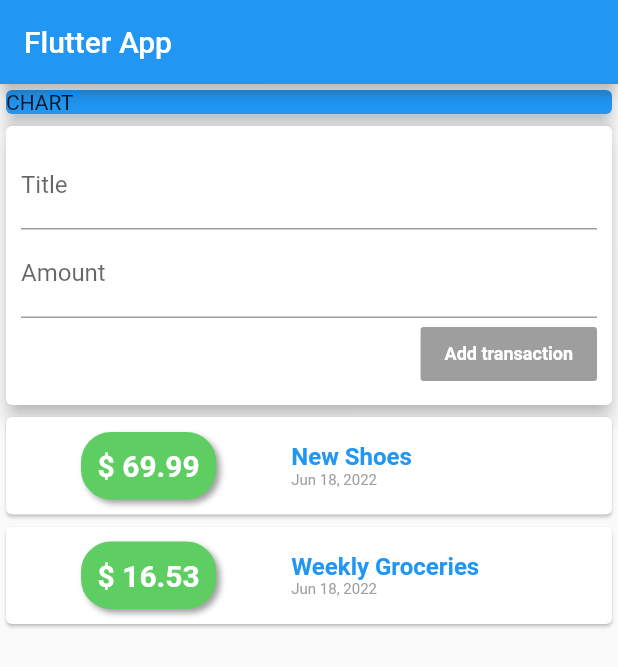
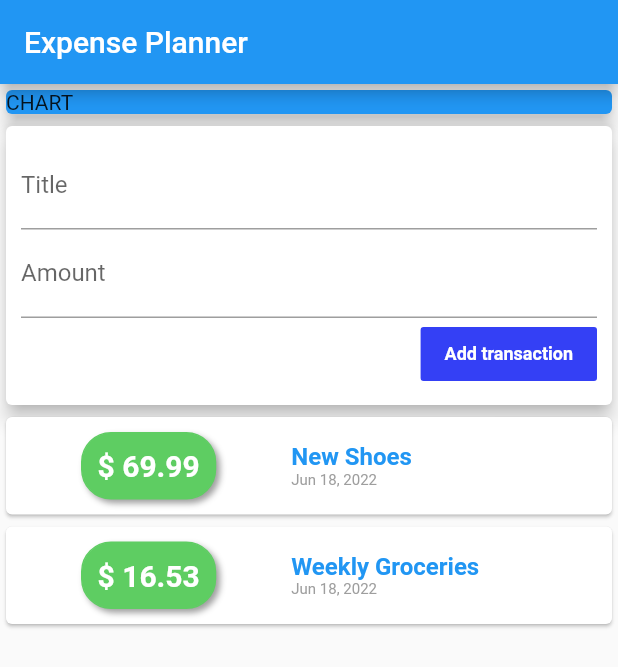
Before and after one commit to piyushlakheda/expense-planner, a Flutter app: the screen it shows after launch, on a phone screen of 412 x 824 dp. Shown: the top 667 px of the screen. Run offline on Flutter 3.47's test engine with Material 2 defaults, Android fonts, the phone set to English and light mode, and no system bars.

```diff
--- a/lib/main.dart
+++ b/lib/main.dart
@@ -1,8 +1,7 @@
-// ignore_for_file: prefer_const_constructors, sort_child_properties_last, sized_box_for_whitespace, avoid_unnecessary_containers, prefer_const_literals_to_create_immutables, use_key_in_widget_constructors
+// ignore_for_file: prefer_const_constructors, sort_child_properties_last, sized_box_for_whitespace, avoid_unnecessary_containers, prefer_const_literals_to_create_immutables, use_key_in_widget_constructors, avoid_print, non_constant_identifier_names
 
-import 'transaction.dart';
+import 'package:expense_planner/user_transaction.dart';
 import 'package:flutter/material.dart';
-import 'package:intl/intl.dart ';
 
 void main() => runApp(MyApp());
 
@@ -10,35 +9,21 @@ class MyApp extends StatelessWidget {
   @override
   Widget build(BuildContext context) {
     return MaterialApp(
-      title: 'Flutter App',
+      title: 'Expense Planner',
       home: MyHomePage(),
     );
   }
 }
 
 class MyHomePage extends StatelessWidget {
-  final List<Transaction> transactions = [
-    Transaction(
-      id: 'ti',
-      title: 'New Shoes',
-      amount: 69.99,
-      date: DateTime.now(),
-    ),
-    Transaction(
-      id: 't2',
-      title: 'Weekly Groceries',
-      amount: 16.53,
-      date: DateTime.now(),
-    )
-  ];
-
   @override
   Widget build(BuildContext context) {
     return Scaffold(
       appBar: AppBar(
-        title: const Text('Flutter App'),
+        title: const Text('Expense Planner'),
       ),
-      body: Column(
+      body: SingleChildScrollView(
+        child: Column(
           crossAxisAlignment: CrossAxisAlignment.stretch,
           children: <Widget>[
             Container(
@@ -49,95 +34,9 @@ class MyHomePage extends StatelessWidget {
                 elevation: 5,
               ),
             ),
-          Card(
-            elevation: 5,
-            child: Container(
-              padding: EdgeInsets.all(10),
-              child: Column(
-                crossAxisAlignment: CrossAxisAlignment.end,
-                children: <Widget>[
-                  TextField(
-                    decoration: InputDecoration(labelText: 'Title'),
-                  ),
-                  TextField(
-                    decoration: InputDecoration(labelText: 'Amount'),
-                  ),
-                  FlatButton(
-                    onPressed: () {},
-                    child: Text(
-                      'Add transaction',
-                      style: TextStyle(
-                        color: Colors.white,
-                        fontWeight: FontWeight.bold,
-                        fontSize: 12,
-                      ),
-                    ),
-                    color: Colors.grey,
-                  )
+            UserTransaction(),
           ],
         ),
-            ),
-          ),
-          Column(
-            children: transactions.map((tx) {
-              return Card(
-                child: Row(
-                  children: <Widget>[
-                    Container(
-                      margin:
-                          EdgeInsets.symmetric(vertical: 10, horizontal: 50),
-                      decoration: BoxDecoration(
-                        color: Color.fromARGB(255, 94, 205, 98),
-                        borderRadius: BorderRadius.circular(20),
-                        border: Border.all(
-                          color: Color.fromARGB(255, 94, 205, 98),
-                        ),
-                        boxShadow: [
-                          BoxShadow(
-                            color: Colors.grey,
-                            blurRadius: 3.0,
-                            offset: Offset(
-                              2.5,
-                              2.5,
-                            ),
-                          ),
-                        ],
-                      ),
-                      padding: EdgeInsets.all(10),
-                      child: Text(
-                        '\$ ${tx.amount}',
-                        style: TextStyle(
-                          fontWeight: FontWeight.bold,
-                          fontSize: 20,
-                          color: Colors.white,
-                        ),
-                      ),
-                    ),
-                    Column(
-                      crossAxisAlignment: CrossAxisAlignment.start,
-                      children: <Widget>[
-                        Text(tx.title,
-                            style: TextStyle(
-                              color: Colors.blue,
-                              fontSize: 16,
-                              fontWeight: FontWeight.bold,
-                            )),
-                        Text(
-                          DateFormat.yMMMd().format(tx.date),
-                          style: TextStyle(
-                            color: Colors.grey,
-                            fontWeight: FontWeight.normal,
-                            fontSize: 10,
-                          ),
-                        ),
-                      ],
-                    )
-                  ],
-                ),
-              );
-            }).toList(),
-          ),
-        ],
       ),
     );
   }
--- /dev/null
+++ b/lib/new_transaction.dart
@@ -0,0 +1,60 @@
+// ignore_for_file: prefer_const_constructors, sort_child_properties_last, use_key_in_widget_constructors, non_constant_identifier_names
+
+import 'package:flutter/src/foundation/key.dart';
+import 'package:flutter/src/widgets/framework.dart';
+
+import 'package:flutter/material.dart';
+
+class NewTransaction extends StatelessWidget {
+  final TitleController = TextEditingController();
+  final AmountController = TextEditingController();
+  final Function addTx;
+
+  NewTransaction(this.addTx);
+
+  @override
+  Widget build(BuildContext context) {
+    return Card(
+      elevation: 5,
+      child: Container(
+        padding: EdgeInsets.all(10),
+        child: Column(
+          crossAxisAlignment: CrossAxisAlignment.end,
+          children: <Widget>[
+            TextField(
+              decoration: InputDecoration(labelText: 'Title'),
+              // onChanged: (val) {
+              //   titleInput = val;
+              // },
+              controller: TitleController,
+            ),
+            TextField(
+              decoration: InputDecoration(labelText: 'Amount'),
+              // onChanged: (val) {
+              //   amountInput = val;
+              // },
+              controller: AmountController,
+            ),
+            FlatButton(
+              onPressed: () {
+                addTx(
+                  TitleController.text,
+                  double.parse(AmountController.text),
+                );
+              },
+              child: Text(
+                'Add transaction',
+                style: TextStyle(
+                  color: Colors.white,
+                  fontWeight: FontWeight.bold,
+                  fontSize: 12,
+                ),
+              ),
+              color: Color.fromARGB(255, 52, 64, 245),
+            )
+          ],
+        ),
+      ),
+    );
+  }
+}
--- /dev/null
+++ b/lib/transaction_list.dart
@@ -0,0 +1,78 @@
+// ignore_for_file: prefer_const_literals_to_create_immutables, prefer_const_constructors, use_key_in_widget_constructors
+
+import 'package:expense_planner/models/transaction.dart';
+import 'package:flutter/material.dart';
+import 'package:intl/intl.dart ';
+
+class TransactionList extends StatelessWidget {
+  final List<Transaction> transactions;
+
+  TransactionList(this.transactions);
+
+  @override
+  Widget build(BuildContext context) {
+    return Container(
+      height: 400,
+      child: SingleChildScrollView(
+        child: Column(
+          children: transactions.map((tx) {
+            return Card(
+              child: Row(
+                children: <Widget>[
+                  Container(
+                    margin: EdgeInsets.symmetric(vertical: 10, horizontal: 50),
+                    decoration: BoxDecoration(
+                      color: Color.fromARGB(255, 94, 205, 98),
+                      borderRadius: BorderRadius.circular(20),
+                      border: Border.all(
+                        color: Color.fromARGB(255, 94, 205, 98),
+                      ),
+                      boxShadow: [
+                        BoxShadow(
+                          color: Colors.grey,
+                          blurRadius: 3.0,
+                          offset: Offset(
+                            2.5,
+                            2.5,
+                          ),
+                        ),
+                      ],
+                    ),
+                    padding: EdgeInsets.all(10),
+                    child: Text(
+                      '\$ ${tx.amount}',
+                      style: TextStyle(
+                        fontWeight: FontWeight.bold,
+                        fontSize: 20,
+                        color: Colors.white,
+                      ),
+                    ),
+                  ),
+                  Column(
+                    crossAxisAlignment: CrossAxisAlignment.start,
+                    children: <Widget>[
+                      Text(tx.title,
+                          style: TextStyle(
+                            color: Colors.blue,
+                            fontSize: 16,
+                            fontWeight: FontWeight.bold,
+                          )),
+                      Text(
+                        DateFormat.yMMMd().format(tx.date),
+                        style: TextStyle(
+                          color: Colors.grey,
+                          fontWeight: FontWeight.normal,
+                          fontSize: 10,
+                        ),
+                      ),
+                    ],
+                  )
+                ],
+              ),
+            );
+          }).toList(),
+        ),
+      ),
+    );
+  }
+}
--- /dev/null
+++ b/lib/user_transaction.dart
@@ -0,0 +1,53 @@
+// ignore_for_file: prefer_const_constructors
+
+import 'package:flutter/material.dart';
+import 'transaction_list.dart';
+import 'new_transaction.dart';
+import 'models/transaction.dart';
+
+class UserTransaction extends StatefulWidget {
+  const UserTransaction({Key? key}) : super(key: key);
+
+  @override
+  State<UserTransaction> createState() => _UserTransactionState();
+}
+
+class _UserTransactionState extends State<UserTransaction> {
+  final List<Transaction> _userTransaction = [
+    Transaction(
+      id: 'ti',
+      title: 'New Shoes',
+      amount: 69.99,
+      date: DateTime.now(),
+    ),
+    Transaction(
+      id: 't2',
+      title: 'Weekly Groceries',
+      amount: 16.53,
+      date: DateTime.now(),
+    ),
+  ];
+
+  void _addNewTransaction(String txTitle, double txamount) {
+    final newTx = Transaction(
+      title: txTitle,
+      amount: txamount,
+      date: DateTime.now(),
+      id: DateTime.now().toString(),
+    );
+
+    setState(() {
+      _userTransaction.add(newTx);
+    });
+  }
+
+  @override
+  Widget build(BuildContext context) {
+    return Column(
+      children: [
+        NewTransaction(_addNewTransaction),
+        TransactionList(_userTransaction),
+      ],
+    );
+  }
+}
```
Also changed, not shown: lib/models/transaction.dart (renamed from lib/transaction.dart). Lines whose indentation alone changed are shown as unchanged.
